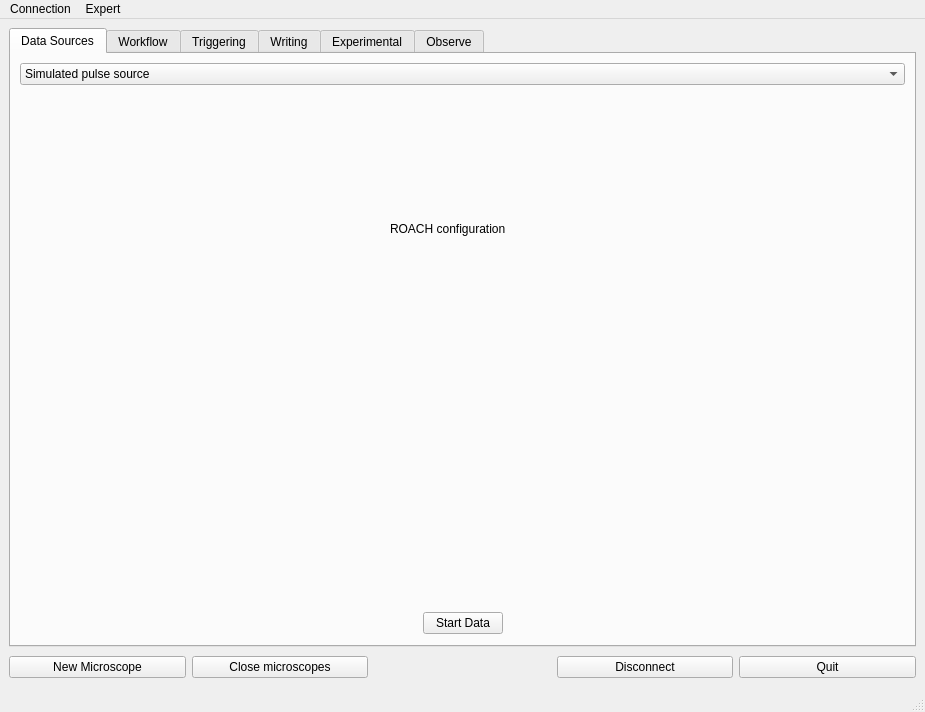
Before: the Qt Designer form dc.ui in usnistgov/dastardcommander, drawn with Qt 5.
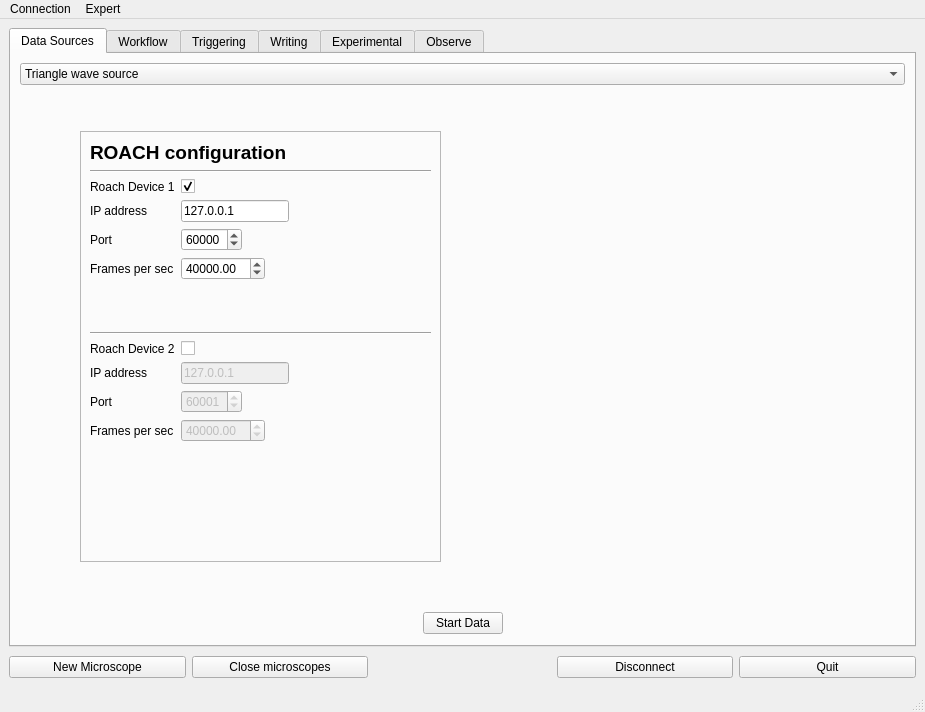
After: the same form once the commit is applied. The open tabs and pages were chosen to show the change. Icons and pictures are not drawn.

Commit message: Add configuration info to the Roach panel

What changed in the file:
```diff
--- a/dc.ui
+++ b/dc.ui
@@ -93,10 +93,10 @@
         <item>
          <widget class="QComboBox" name="dataSource">
           <property name="currentText" stdset="0">
-           <string>Simulated pulse source</string>
+           <string>Triangle wave source</string>
           </property>
           <property name="currentIndex">
-           <number>1</number>
+           <number>0</number>
           </property>
           <item>
            <property name="text">
@@ -574,18 +574,252 @@
            </widget>
           </widget>
           <widget class="QWidget" name="roachPage">
-           <widget class="QLabel" name="label_22">
+           <widget class="QFrame" name="roachFrame">
             <property name="geometry">
              <rect>
-              <x>370</x>
-              <y>130</y>
-              <width>201</width>
-              <height>16</height>
+              <x>60</x>
+              <y>40</y>
+              <width>361</width>
+              <height>431</height>
              </rect>
             </property>
-            <property name="text">
-             <string>ROACH configuration</string>
+            <property name="frameShape">
+             <enum>QFrame::StyledPanel</enum>
             </property>
+            <property name="frameShadow">
+             <enum>QFrame::Raised</enum>
+            </property>
+            <layout class="QVBoxLayout" name="verticalLayout_5">
+             <item>
+              <widget class="QLabel" name="label_23">
+               <property name="font">
+                <font>
+                 <family>Helvetica</family>
+                 <pointsize>14</pointsize>
+                 <weight>75</weight>
+                 <bold>true</bold>
+                </font>
+               </property>
+               <property name="text">
+                <string>ROACH configuration</string>
+               </property>
+               <property name="textFormat">
+                <enum>Qt::AutoText</enum>
+               </property>
+              </widget>
+             </item>
+             <item>
+              <layout class="QGridLayout" name="roachChooserLayout"/>
+             </item>
+             <item>
+              <widget class="Line" name="line_2">
+               <property name="orientation">
+                <enum>Qt::Horizontal</enum>
+               </property>
+              </widget>
+             </item>
+             <item>
+              <layout class="QFormLayout" name="formLayout_3">
+               <property name="fieldGrowthPolicy">
+                <enum>QFormLayout::FieldsStayAtSizeHint</enum>
+               </property>
+               <item row="1" column="0">
+                <widget class="QLabel" name="iPAddressLabel">
+                 <property name="text">
+                  <string>IP address</string>
+                 </property>
+                </widget>
+               </item>
+               <item row="1" column="1">
+                <widget class="QLineEdit" name="roachIPLineEdit_1">
+                 <property name="text">
+                  <string>127.0.0.1</string>
+                 </property>
+                </widget>
+               </item>
+               <item row="2" column="0">
+                <widget class="QLabel" name="roachPortLabel_1">
+                 <property name="text">
+                  <string>Port</string>
+                 </property>
+                </widget>
+               </item>
+               <item row="2" column="1">
+                <widget class="QSpinBox" name="roachPortSpinBox_1">
+                 <property name="minimum">
+                  <number>1024</number>
+                 </property>
+                 <property name="maximum">
+                  <number>65535</number>
+                 </property>
+                 <property name="value">
+                  <number>60000</number>
+                 </property>
+                </widget>
+               </item>
+               <item row="3" column="0">
+                <widget class="QLabel" name="roachFrameRateLabel_1">
+                 <property name="text">
+                  <string>Frames per sec</string>
+                 </property>
+                </widget>
+               </item>
+               <item row="3" column="1">
+                <widget class="QDoubleSpinBox" name="roachFrameRateDoubleSpinBox_1">
+                 <property name="minimum">
+                  <double>1.000000000000000</double>
+                 </property>
+                 <property name="maximum">
+                  <double>1000000.000000000000000</double>
+                 </property>
+                 <property name="value">
+                  <double>40000.000000000000000</double>
+                 </property>
+                </widget>
+               </item>
+               <item row="0" column="0">
+                <widget class="QLabel" name="roachDeviceLabel1">
+                 <property name="text">
+                  <string>Roach Device 1</string>
+                 </property>
+                </widget>
+               </item>
+               <item row="0" column="1">
+                <widget class="QCheckBox" name="roachDeviceCheckBox_1">
+                 <property name="checked">
+                  <bool>true</bool>
+                 </property>
+                </widget>
+               </item>
+               <item row="4" column="1">
+                <spacer name="verticalSpacer_5">
+                 <property name="orientation">
+                  <enum>Qt::Vertical</enum>
+                 </property>
+                 <property name="sizeHint" stdset="0">
+                  <size>
+                   <width>20</width>
+                   <height>40</height>
+                  </size>
+                 </property>
+                </spacer>
+               </item>
+              </layout>
+             </item>
+             <item>
+              <widget class="Line" name="line">
+               <property name="orientation">
+                <enum>Qt::Horizontal</enum>
+               </property>
+              </widget>
+             </item>
+             <item>
+              <layout class="QFormLayout" name="formLayout_5">
+               <property name="fieldGrowthPolicy">
+                <enum>QFormLayout::FieldsStayAtSizeHint</enum>
+               </property>
+               <item row="1" column="0">
+                <widget class="QLabel" name="iPAddressLabel_2">
+                 <property name="text">
+                  <string>IP address</string>
+                 </property>
+                </widget>
+               </item>
+               <item row="1" column="1">
+                <widget class="QLineEdit" name="roachIPLineEdit_2">
+                 <property name="enabled">
+                  <bool>false</bool>
+                 </property>
+                 <property name="text">
+                  <string>127.0.0.1</string>
+                 </property>
+                </widget>
+               </item>
+               <item row="2" column="0">
+                <widget class="QLabel" name="roachPortLabel_2">
+                 <property name="text">
+                  <string>Port</string>
+                 </property>
+                </widget>
+               </item>
+               <item row="2" column="1">
+                <widget class="QSpinBox" name="roachPortSpinBox_2">
+                 <property name="enabled">
+                  <bool>false</bool>
+                 </property>
+                 <property name="minimum">
+                  <number>1024</number>
+                 </property>
+                 <property name="maximum">
+                  <number>65535</number>
+                 </property>
+                 <property name="value">
+                  <number>60001</number>
+                 </property>
+                </widget>
+               </item>
+               <item row="3" column="0">
+                <widget class="QLabel" name="roachFrameRateLabel_2">
+                 <property name="text">
+                  <string>Frames per sec</string>
+                 </property>
+                </widget>
+               </item>
+               <item row="3" column="1">
+                <widget class="QDoubleSpinBox" name="roachFrameRateDoubleSpinBox_2">
+                 <property name="enabled">
+                  <bool>false</bool>
+                 </property>
+                 <property name="minimum">
+                  <double>1.000000000000000</double>
+                 </property>
+                 <property name="maximum">
+                  <double>1000000.000000000000000</double>
+                 </property>
+                 <property name="value">
+                  <double>40000.000000000000000</double>
+                 </property>
+                </widget>
+               </item>
+               <item row="0" column="0">
+                <widget class="QLabel" name="roachDeviceLabel1_2">
+                 <property name="text">
+                  <string>Roach Device 2</string>
+                 </property>
+                </widget>
+               </item>
+               <item row="0" column="1">
+                <widget class="QCheckBox" name="roachDeviceCheckBox_2"/>
+               </item>
+               <item row="4" column="1">
+                <spacer name="verticalSpacer_6">
+                 <property name="orientation">
+                  <enum>Qt::Vertical</enum>
+                 </property>
+                 <property name="sizeHint" stdset="0">
+                  <size>
+                   <width>20</width>
+                   <height>40</height>
+                  </size>
+                 </property>
+                </spacer>
+               </item>
+              </layout>
+             </item>
+             <item>
+              <spacer name="verticalSpacer_4">
+               <property name="orientation">
+                <enum>Qt::Vertical</enum>
+               </property>
+               <property name="sizeHint" stdset="0">
+                <size>
+                 <width>20</width>
+                 <height>40</height>
+                </size>
+               </property>
+              </spacer>
+             </item>
+            </layout>
            </widget>
           </widget>
           <widget class="QWidget" name="abacoPage">
```
Left out of the diff: 6 changed lines with no effect on the pictures. The commit also changes 1 other file.
